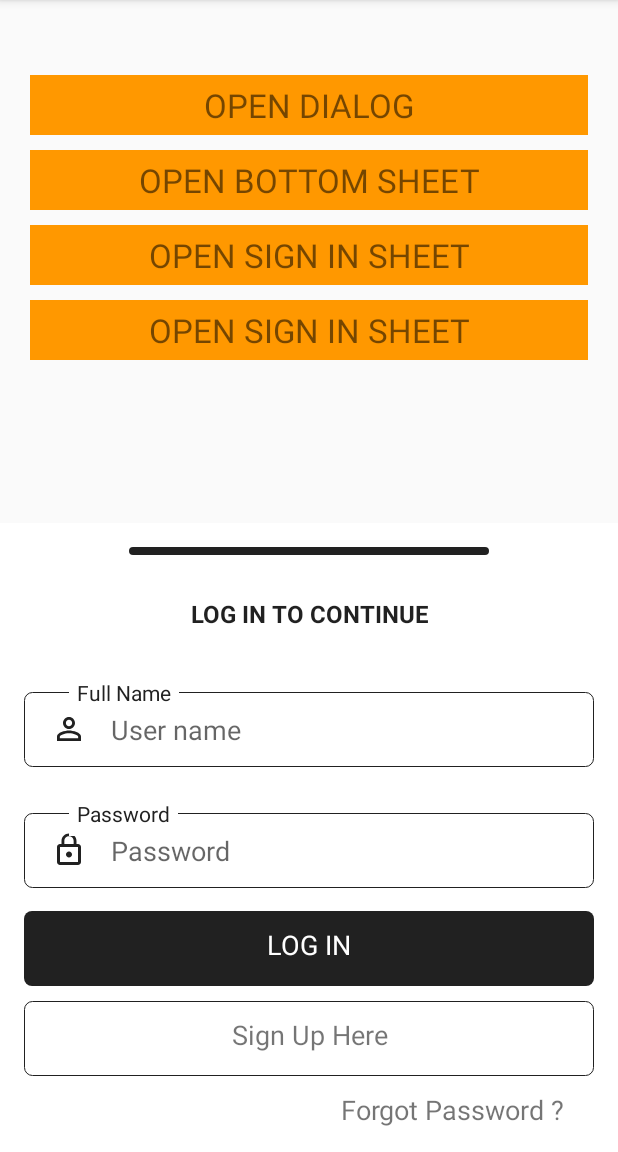
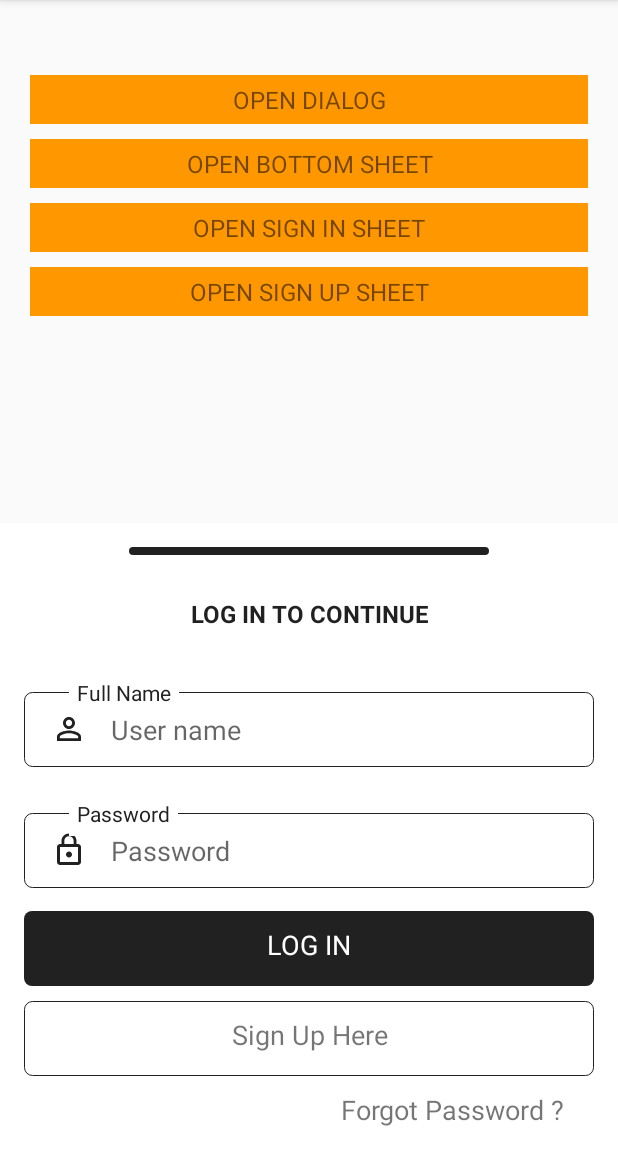
Before and after one commit to Nataanthoni/EzyDialog, an Android app: the screen it shows after launch (MainActivity), after a tap on "OPEN SIGN IN SHEET", on a phone screen of 412 x 824 dp, the part 84-1236 px from its top. Run offline under Robolectric (Android 15) with nearby library versions, the phone set to English and light mode, and no system bars; 2 other taps on this screen came first.

Commit message:
Finish Bottom sheets

```diff
--- a/app/src/main/res/layout/activity_main.xml
+++ b/app/src/main/res/layout/activity_main.xml
@@ -27,7 +27,7 @@
             android:layout_marginVertical="10dp"
             android:text="@string/open_dialog"
             android:textAlignment="center"
-            android:textSize="22sp" />
+            android:textSize="16sp" />
 
         <TextView
             android:id="@+id/openDialog2"
@@ -38,7 +38,7 @@
             android:padding="5dp"
             android:text="OPEN BOTTOM SHEET"
             android:textAlignment="center"
-            android:textSize="22sp" />
+            android:textSize="16sp" />
 
         <TextView
             android:id="@+id/openDialog3"
@@ -50,7 +50,7 @@
             android:layout_marginVertical="10dp"
             android:text="OPEN SIGN IN SHEET"
             android:textAlignment="center"
-            android:textSize="22sp" />
+            android:textSize="16sp" />
 
         <TextView
             android:id="@+id/openDialog4"
@@ -59,9 +59,9 @@
             android:layout_marginHorizontal="20dp"
             android:background="@color/colorAccent"
             android:padding="5dp"
-            android:text="OPEN SIGN IN SHEET"
+            android:text="OPEN SIGN UP SHEET"
             android:textAlignment="center"
-            android:textSize="22sp" />
+            android:textSize="16sp" />
 
 
     </LinearLayout>
--- a/app/src/main/res/layout/signin_bottom_sheet.xml
+++ b/app/src/main/res/layout/signin_bottom_sheet.xml
@@ -7,6 +7,7 @@
     android:background="#ffffff"
     android:orientation="vertical"
     android:padding="16dp"
+    android:paddingBottom="30dp"
     app:behavior_hideable="true"
     app:behavior_peekHeight="0dp"
     app:layout_behavior="com.google.android.material.bottomsheet.BottomSheetBehavior">
```
